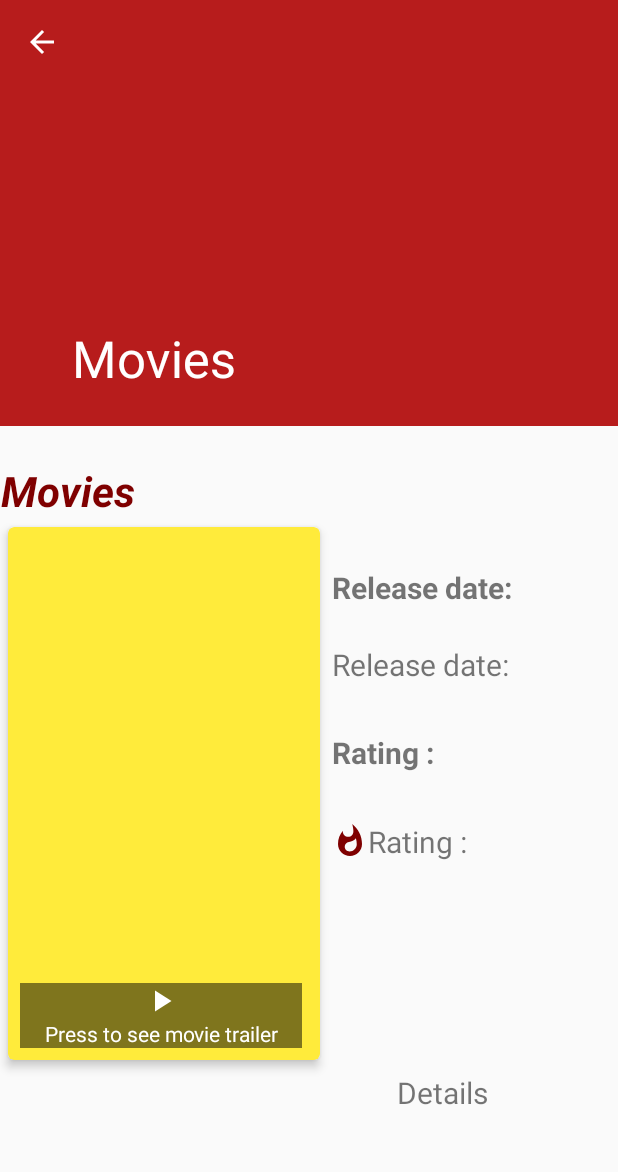
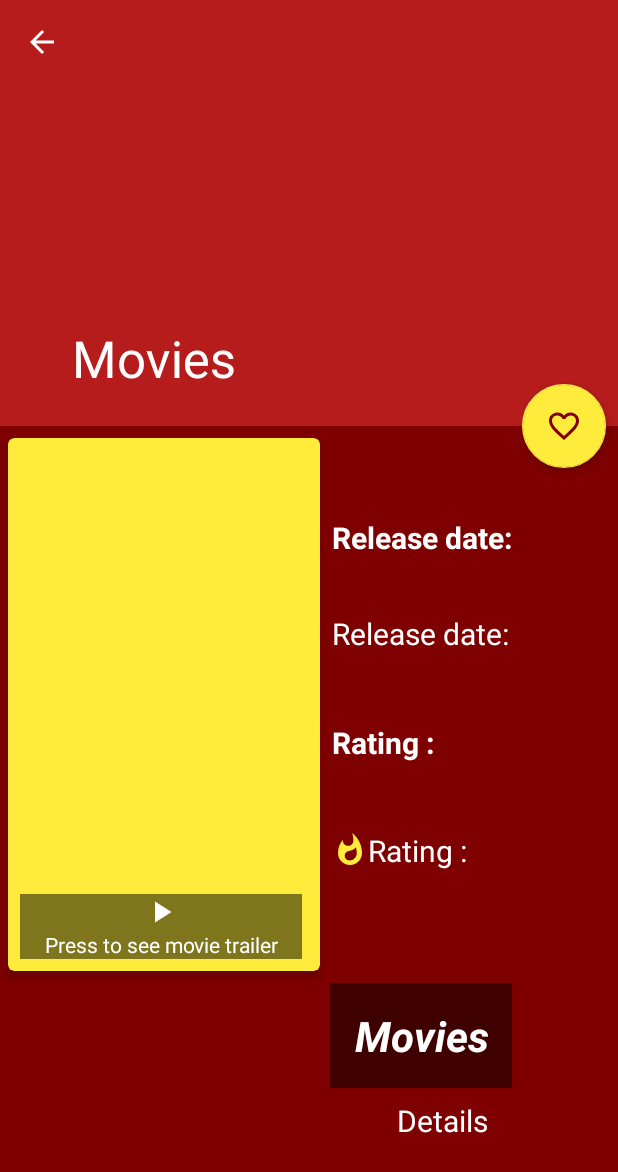
Before and after one commit to anagnostou74/PopularMovies, an Android app: the DetailActivity screen opened directly, with no data from a screen before it, on a phone screen of 412 x 824 dp. Shown: the top 1172 px of the screen. Run offline under Robolectric (Android 15) with nearby library versions, the phone set to English and light mode, and no system bars; our stand-ins replace ButterKnife, Picasso; network calls fail; pictures from the network do not load.

Commit message:
Movie details xml updated with tablayout and favorite button

```diff
--- a/app/src/main/res/drawable/ic_favorite_empty.xml
+++ b/app/src/main/res/drawable/ic_favorite_empty.xml
@@ -1,9 +1,9 @@
 <vector xmlns:android="http://schemas.android.com/apk/res/android"
-        android:width="24dp"
-        android:height="24dp"
-        android:viewportWidth="24.0"
-        android:viewportHeight="24.0">
+    android:width="24dp"
+    android:height="24dp"
+    android:viewportHeight="24.0"
+    android:viewportWidth="24.0">
     <path
         android:fillColor="#FF7F0000"
-        android:pathData="M16.5,3c-1.74,0 -3.41,0.81 -4.5,2.09C10.91,3.81 9.24,3 7.5,3 4.42,3 2,5.42 2,8.5c0,3.78 3.4,6.86 8.55,11.54L12,21.35l1.45,-1.32C18.6,15.36 22,12.28 22,8.5 22,5.42 19.58,3 16.5,3zM12.1,18.55l-0.1,0.1 -0.1,-0.1C7.14,14.24 4,11.39 4,8.5 4,6.5 5.5,5 7.5,5c1.54,0 3.04,0.99 3.57,2.36h1.87C13.46,5.99 14.96,5 16.5,5c2,0 3.5,1.5 3.5,3.5 0,2.89 -3.14,5.74 -7.9,10.05z"/>
+        android:pathData="M16.5,3c-1.74,0 -3.41,0.81 -4.5,2.09C10.91,3.81 9.24,3 7.5,3 4.42,3 2,5.42 2,8.5c0,3.78 3.4,6.86 8.55,11.54L12,21.35l1.45,-1.32C18.6,15.36 22,12.28 22,8.5 22,5.42 19.58,3 16.5,3zM12.1,18.55l-0.1,0.1 -0.1,-0.1C7.14,14.24 4,11.39 4,8.5 4,6.5 5.5,5 7.5,5c1.54,0 3.04,0.99 3.57,2.36h1.87C13.46,5.99 14.96,5 16.5,5c2,0 3.5,1.5 3.5,3.5 0,2.89 -3.14,5.74 -7.9,10.05z" />
 </vector>
--- /dev/null
+++ b/app/src/main/res/drawable/ic_movie.xml
@@ -0,0 +1,9 @@
+<vector xmlns:android="http://schemas.android.com/apk/res/android"
+        android:width="24dp"
+        android:height="24dp"
+        android:viewportWidth="24.0"
+        android:viewportHeight="24.0">
+    <path
+        android:fillColor="#FFFFFFFF"
+        android:pathData="M18,3v2h-2L16,3L8,3v2L6,5L6,3L4,3v18h2v-2h2v2h8v-2h2v2h2L20,3h-2zM8,17L6,17v-2h2v2zM8,13L6,13v-2h2v2zM8,9L6,9L6,7h2v2zM18,17h-2v-2h2v2zM18,13h-2v-2h2v2zM18,9h-2L16,7h2v2z"/>
+</vector>
--- a/app/src/main/res/drawable/ic_top_rated_color.xml
+++ b/app/src/main/res/drawable/ic_top_rated_color.xml
@@ -4,6 +4,6 @@
         android:viewportWidth="24.0"
         android:viewportHeight="24.0">
     <path
-        android:fillColor="#7f0000"
+        android:fillColor="#ffeb3b"
         android:pathData="M13.5,0.67s0.74,2.65 0.74,4.8c0,2.06 -1.35,3.73 -3.41,3.73 -2.07,0 -3.63,-1.67 -3.63,-3.73l0.03,-0.36C5.21,7.51 4,10.62 4,14c0,4.42 3.58,8 8,8s8,-3.58 8,-8C20,8.61 17.41,3.8 13.5,0.67zM11.71,19c-1.78,0 -3.22,-1.4 -3.22,-3.14 0,-1.62 1.05,-2.76 2.81,-3.12 1.77,-0.36 3.6,-1.21 4.62,-2.58 0.39,1.29 0.59,2.65 0.59,4.04 0,2.65 -2.15,4.8 -4.8,4.8z"/>
 </vector>
--- /dev/null
+++ b/app/src/main/res/drawable/ic_user.xml
@@ -0,0 +1,9 @@
+<vector xmlns:android="http://schemas.android.com/apk/res/android"
+        android:width="24dp"
+        android:height="24dp"
+        android:viewportWidth="24.0"
+        android:viewportHeight="24.0">
+    <path
+        android:fillColor="#FFFFFFFF"
+        android:pathData="M16,11c1.66,0 2.99,-1.34 2.99,-3S17.66,5 16,5c-1.66,0 -3,1.34 -3,3s1.34,3 3,3zM8,11c1.66,0 2.99,-1.34 2.99,-3S9.66,5 8,5C6.34,5 5,6.34 5,8s1.34,3 3,3zM8,13c-2.33,0 -7,1.17 -7,3.5L1,19h14v-2.5c0,-2.33 -4.67,-3.5 -7,-3.5zM16,13c-0.29,0 -0.62,0.02 -0.97,0.05 1.16,0.84 1.97,1.97 1.97,3.45L17,19h6v-2.5c0,-2.33 -4.67,-3.5 -7,-3.5z"/>
+</vector>
--- a/app/src/main/res/layout/activity_movie_detail.xml
+++ b/app/src/main/res/layout/activity_movie_detail.xml
@@ -46,25 +46,20 @@
     <android.support.v4.widget.NestedScrollView
         android:layout_width="match_parent"
         android:layout_height="match_parent"
+        android:background="@color/colorPrimaryDark"
         app:layout_behavior="@string/appbar_scrolling_view_behavior">
+
+        <LinearLayout
+            android:layout_width="match_parent"
+            android:layout_height="match_parent"
+            android:orientation="vertical">
 
             <android.support.constraint.ConstraintLayout
                 android:id="@+id/layout_content"
                 android:layout_width="wrap_content"
                 android:layout_height="wrap_content"
-            android:paddingTop="24dp"
+                android:paddingTop="8dp"
                 app:layout_behavior="@string/appbar_scrolling_view_behavior">
-
-            <TextView
-                android:id="@+id/activity_detail_title"
-                android:layout_width="match_parent"
-                android:layout_height="wrap_content"
-                android:layout_margin="8dp"
-                android:gravity="center"
-                android:text="@string/app_name"
-                android:textColor="@color/colorPrimaryDark"
-                android:textSize="@dimen/text_size_headline_material"
-                android:textStyle="bold|italic" />
 
                 <android.support.v7.widget.CardView
                     android:id="@+id/card_view"
@@ -77,8 +72,7 @@
                     app:cardBackgroundColor="@color/colorAccent"
                     app:cardCornerRadius="@dimen/card_album_radius"
                     app:cardElevation="@dimen/card_elevation"
-                app:layout_constraintStart_toStartOf="parent"
-                app:layout_constraintTop_toBottomOf="@+id/activity_detail_title">
+                    app:layout_constraintStart_toStartOf="parent">
 
                     <RelativeLayout
                         android:layout_width="wrap_content"
@@ -116,21 +110,22 @@
                     android:layout_height="wrap_content"
                     android:layout_marginLeft="8dp"
                     android:layout_marginStart="8dp"
-                android:layout_marginTop="8dp"
+                    android:layout_marginTop="16dp"
                     android:text="@string/release_date"
+                    android:textColor="@color/white"
                     android:textSize="20sp"
                     android:textStyle="bold"
                     app:layout_constraintBottom_toTopOf="@+id/activity_detail_release_date"
                     app:layout_constraintStart_toEndOf="@+id/card_view"
-                app:layout_constraintTop_toBottomOf="@+id/activity_detail_title"
-                app:layout_constraintVertical_bias="0.565" />
-
+                    app:layout_constraintTop_toTopOf="parent"
+                    app:layout_constraintVertical_bias="0.6" />
 
                 <TextView
                     android:id="@+id/activity_detail_release_date"
                     android:layout_width="0dp"
                     android:layout_height="wrap_content"
                     android:text="@string/release_date"
+                    android:textColor="@color/white"
                     android:textSize="20sp"
                     app:layout_constraintBottom_toTopOf="@+id/activity_detail_rating_text"
                     app:layout_constraintStart_toEndOf="@+id/card_view"
@@ -143,6 +138,7 @@
                     android:layout_height="wrap_content"
                     android:layout_marginTop="8dp"
                     android:text="@string/rating"
+                    android:textColor="@color/white"
                     android:textSize="20sp"
                     android:textStyle="bold"
                     app:layout_constraintBottom_toTopOf="@+id/activity_detail_rating"
@@ -158,10 +154,26 @@
                     android:drawableLeft="@drawable/ic_top_rated_color"
                     android:drawableStart="@drawable/ic_top_rated_color"
                     android:text="@string/rating"
+                    android:textColor="@color/white"
                     android:textSize="20sp"
                     app:layout_constraintBottom_toTopOf="@+id/activity_detail_overview"
                     app:layout_constraintStart_toStartOf="@+id/activity_detail_release_date_text"
                     app:layout_constraintTop_toBottomOf="@+id/activity_detail_rating_text" />
+
+                <TextView
+                    android:id="@+id/activity_detail_title"
+                    android:layout_width="match_parent"
+                    android:layout_height="wrap_content"
+                    android:layout_marginTop="8dp"
+                    android:background="@color/mediumTrasparent"
+                    android:gravity="center"
+                    android:padding="16dp"
+                    android:text="@string/app_name"
+                    android:textColor="@color/white"
+                    android:textSize="@dimen/text_size_headline_material"
+                    android:textStyle="bold|italic"
+                    app:layout_constraintEnd_toEndOf="parent"
+                    app:layout_constraintTop_toBottomOf="@+id/card_view" />
 
                 <TextView
                     android:id="@+id/activity_detail_overview"
@@ -175,10 +187,32 @@
                     android:paddingStart="8dp"
                     android:text="@string/details"
                     android:textAlignment="gravity"
+                    android:textColor="@color/white"
                     android:textSize="20sp"
                     app:layout_constraintEnd_toEndOf="parent"
-                app:layout_constraintTop_toBottomOf="@+id/card_view" />
+                    app:layout_constraintTop_toBottomOf="@+id/activity_detail_title" />
 
             </android.support.constraint.ConstraintLayout>
+
+            <android.support.design.widget.BottomNavigationView
+                android:id="@+id/navigation"
+                android:layout_width="match_parent"
+                android:layout_height="wrap_content"
+                android:layout_gravity="bottom"
+                app:menu="@menu/my_navigation_items" />
+        </LinearLayout>
     </android.support.v4.widget.NestedScrollView>
+
+
+    <android.support.design.widget.FloatingActionButton
+        android:id="@+id/fab"
+        android:layout_width="wrap_content"
+        android:layout_height="wrap_content"
+        android:layout_marginEnd="8dp"
+        android:layout_marginRight="8dp"
+        android:src="@drawable/ic_favorite_empty"
+        app:elevation="4dp"
+        app:layout_anchor="@id/collapsing_toolbar"
+        app:layout_anchorGravity="bottom|right|end" />
+
 </android.support.design.widget.CoordinatorLayout>
--- /dev/null
+++ b/app/src/main/res/menu/my_navigation_items.xml
@@ -0,0 +1,11 @@
+<?xml version="1.0" encoding="utf-8"?>
+<menu xmlns:android="http://schemas.android.com/apk/res/android">
+    <item
+        android:id="@+id/action_search"
+        android:icon="@drawable/ic_movie"
+        android:title="@string/details" />
+    <item
+        android:id="@+id/action_settings"
+        android:icon="@drawable/ic_user"
+        android:title="@string/user_reviews" />
+</menu>
--- a/app/src/main/res/values/strings.xml
+++ b/app/src/main/res/values/strings.xml
@@ -1,5 +1,6 @@
 <resources>
     <string name="app_name">Movies</string>
+    <string name="created_by">Created by Costas Anagnostou</string>
     <string name="action_refresh">refresh</string>
 
     <string-array name="image_sizes">
@@ -33,6 +34,7 @@
     <string name="release_date">Release date:</string>
     <string name="rating">Rating :</string>
     <string name="details">Details </string>
+    <string name="user_reviews">User reviews</string>
     <string name="trailer">Press to see movie trailer</string>
 
 </resources>
```
Lines whose indentation alone changed are shown as unchanged.
